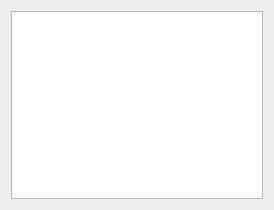
The window that tse_analytics/views/selection/animals/animals_widget.ui (TSE-Systems/tse-analytics) describes before a commit, drawn with Qt 5.
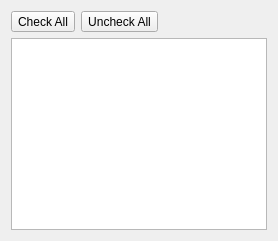
The same window after the commit.

Commit message: NEW: renaming of animal names/ids.

What changed in the file:
```diff
--- a/tse_analytics/views/selection/animals/animals_widget.ui
+++ b/tse_analytics/views/selection/animals/animals_widget.ui
@@ -2,18 +2,38 @@
 <ui version="4.0">
  <class>AnimalsWidget</class>
  <widget class="QWidget" name="AnimalsWidget">
-  <property name="geometry">
-   <rect>
-    <x>0</x>
-    <y>0</y>
-    <width>274</width>
-    <height>210</height>
-   </rect>
-  </property>
-  <property name="windowTitle">
-   <string>Form</string>
-  </property>
   <layout class="QVBoxLayout" name="verticalLayout">
+   <item>
+    <layout class="QHBoxLayout" name="toolbar">
+     <item>
+      <widget class="QToolButton" name="toolButtonCheckAll">
+       <property name="text">
+        <string>Check All</string>
+       </property>
+      </widget>
+     </item>
+     <item>
+      <widget class="QToolButton" name="toolButtonUncheckAll">
+       <property name="text">
+        <string>Uncheck All</string>
+       </property>
+      </widget>
+     </item>
+     <item>
+      <spacer name="horizontalSpacer">
+       <property name="orientation">
+        <enum>Qt::Horizontal</enum>
+       </property>
+       <property name="sizeHint" stdset="0">
+        <size>
+         <width>40</width>
+         <height>20</height>
+        </size>
+       </property>
+      </spacer>
+     </item>
+    </layout>
+   </item>
    <item>
     <widget class="QTableView" name="tableView">
      <property name="editTriggers">
```
Left out of the diff: 3 changed lines with no effect on the pictures. The commit also changes 9 other files.
